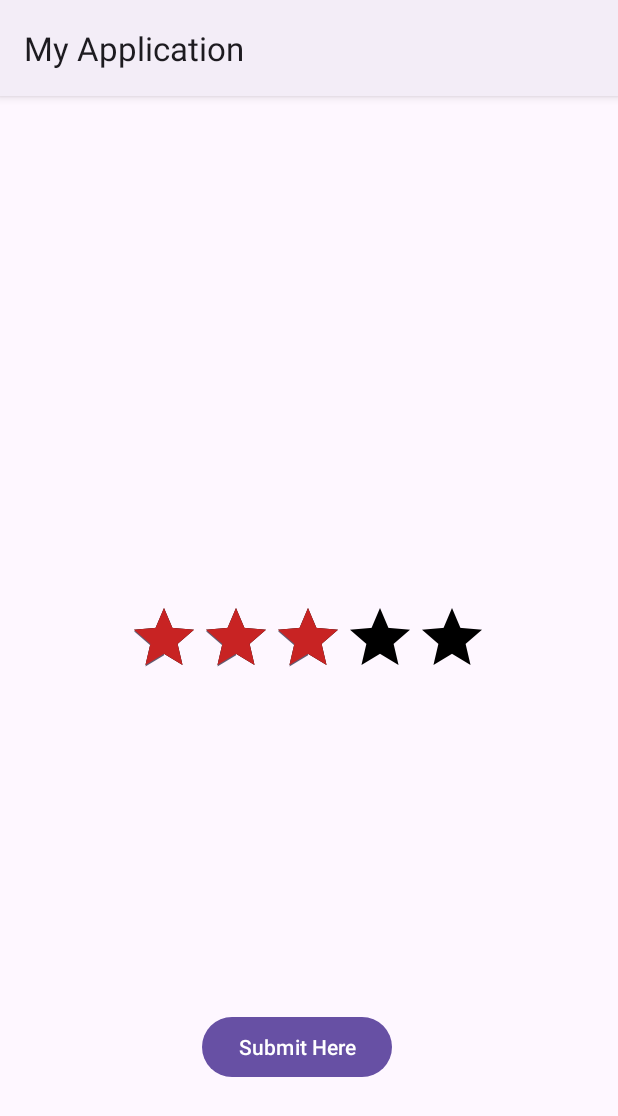
After one commit to VenujaVP/Mobile_App_Dev, an Android app: the RatingPage screen opened directly, with no data from a screen before it, on a phone screen of 412 x 824 dp. The commit adds this screen. Shown: the top 1116 px of the screen. Run offline under Robolectric (Android 15) with nearby library versions, the phone set to English and light mode, and no system bars.

Commit message:
update11

```diff
--- a/app/src/main/AndroidManifest.xml
+++ b/app/src/main/AndroidManifest.xml
@@ -18,13 +18,15 @@
         android:theme="@style/Theme.Material3.Light"
         tools:targetApi="31">
         <activity
+            android:name=".RatingPage"
+            android:exported="false" />
+        <activity
             android:name=".Favouurite"
             android:exported="false" />
         <activity
             android:name=".EditRecipeActivity"
             android:exported="false"
             android:theme="@style/Theme.Material3.Light.NoActionBar" />
-
         <activity
             android:name=".Getstart"
             android:exported="false"
@@ -59,7 +61,6 @@
             android:name=".ForgetPassword"
             android:exported="false"
             android:theme="@style/Theme.AppCompat.Light.NoActionBar" />
-
         <activity
             android:name=".register"
             android:exported="false"
--- /dev/null
+++ b/app/src/main/java/com/example/myapplication/RatingPage.java
@@ -0,0 +1,74 @@
+package com.example.myapplication;
+
+import android.os.Bundle;
+import android.view.View;
+import android.widget.Button;
+import android.widget.RatingBar;
+import android.widget.TextView;
+import android.widget.Toast;
+
+import androidx.activity.EdgeToEdge;
+import androidx.appcompat.app.AppCompatActivity;
+import androidx.core.graphics.Insets;
+import androidx.core.view.ViewCompat;
+import androidx.core.view.WindowInsetsCompat;
+
+public class RatingPage extends AppCompatActivity {
+
+    private RatingBar ratingBar;
+    private TextView ratingScale;
+    private Button button;  // Added button declaration
+
+    @Override
+    protected void onCreate(Bundle savedInstanceState) {
+        super.onCreate(savedInstanceState);
+        EdgeToEdge.enable(this);
+        setContentView(R.layout.activity_rating_page);
+
+        ratingBar = findViewById(R.id.ratingBar2);
+        ratingScale = findViewById(R.id.textView4);
+        button = findViewById(R.id.button2);
+
+        ratingBar.setOnRatingBarChangeListener(new RatingBar.OnRatingBarChangeListener() {
+            @Override
+            public void onRatingChanged(RatingBar ratingBar, float rating, boolean fromUser) {
+                ratingScale.setText(String.valueOf(rating));
+
+                switch ((int) ratingBar.getRating()) {
+                    case 1:
+                        ratingScale.setText("Very Bad");
+                        break;
+                    case 2:
+                        ratingScale.setText("Bad");
+                        break;
+                    case 3:
+                        ratingScale.setText("Good");
+                        break;
+                    case 4:
+                        ratingScale.setText("Great");
+                        break;
+                    case 5:
+                        ratingScale.setText("Awesome");
+                        break;
+                    default:
+                        ratingScale.setText("");
+                        break;
+                }
+            }
+        });
+
+        button.setOnClickListener(new View.OnClickListener() {  // Corrected View.OnClickListener implementation
+            @Override
+            public void onClick(View view) {
+                String message = String.valueOf(ratingBar.getRating());
+                Toast.makeText(RatingPage.this, "Rating is: " + message, Toast.LENGTH_SHORT).show();  // Corrected class name for Toast
+            }
+        });
+
+        ViewCompat.setOnApplyWindowInsetsListener(findViewById(R.id.main), (v, insets) -> {
+            Insets systemBars = insets.getInsets(WindowInsetsCompat.Type.systemBars());
+            v.setPadding(systemBars.left, systemBars.top, systemBars.right, systemBars.bottom);
+            return insets;
+        });
+    }
+}
--- /dev/null
+++ b/app/src/main/res/layout/activity_rating_page.xml
@@ -0,0 +1,60 @@
+<?xml version="1.0" encoding="utf-8"?>
+<androidx.constraintlayout.widget.ConstraintLayout xmlns:android="http://schemas.android.com/apk/res/android"
+    xmlns:app="http://schemas.android.com/apk/res-auto"
+    xmlns:tools="http://schemas.android.com/tools"
+    android:id="@+id/main"
+    android:layout_width="match_parent"
+    android:layout_height="match_parent"
+    tools:context=".RatingPage">
+
+    <androidx.constraintlayout.widget.ConstraintLayout
+        android:layout_width="match_parent"
+        android:layout_height="match_parent"
+        app:layout_constraintBottom_toBottomOf="parent"
+        app:layout_constraintEnd_toEndOf="parent"
+        app:layout_constraintStart_toStartOf="parent"
+        app:layout_constraintTop_toTopOf="parent">
+
+        <Button
+            android:id="@+id/button2"
+            android:layout_width="wrap_content"
+            android:layout_height="wrap_content"
+            android:text="Submit Here"
+            app:layout_constraintBottom_toBottomOf="parent"
+            app:layout_constraintEnd_toEndOf="parent"
+            app:layout_constraintHorizontal_bias="0.471"
+            app:layout_constraintStart_toStartOf="parent"
+            app:layout_constraintTop_toTopOf="parent"
+            app:layout_constraintVertical_bias="0.857" />
+
+        <RatingBar
+            android:id="@+id/ratingBar2"
+            android:layout_width="wrap_content"
+            android:layout_height="wrap_content"
+            app:layout_constraintBottom_toBottomOf="parent"
+            app:layout_constraintEnd_toEndOf="parent"
+            app:layout_constraintHorizontal_bias="0.497"
+            app:layout_constraintStart_toStartOf="parent"
+            app:layout_constraintTop_toTopOf="parent"
+            app:layout_constraintVertical_bias="0.48"
+
+            android:numStars="5"
+            android:rating="3"
+            android:progressTint="#C82323"
+            android:stepSize="1"
+            android:progressBackgroundTint="@color/black"
+            />
+
+        <TextView
+            android:id="@+id/textView4"
+            android:layout_width="109dp"
+            android:layout_height="38dp"
+            android:text=""
+            app:layout_constraintBottom_toBottomOf="parent"
+            app:layout_constraintEnd_toEndOf="parent"
+            app:layout_constraintHorizontal_bias="0.498"
+            app:layout_constraintStart_toStartOf="parent"
+            app:layout_constraintTop_toTopOf="parent"
+            app:layout_constraintVertical_bias="0.63" />
+    </androidx.constraintlayout.widget.ConstraintLayout>
+</androidx.constraintlayout.widget.ConstraintLayout>
```
Also changed, not shown: app/src/main/java/com/example/myapplication/Recapidetails.java (+6 -1 lines), app/src/main/res/layout/activity_recapidetails.xml (+14 -0 lines).
